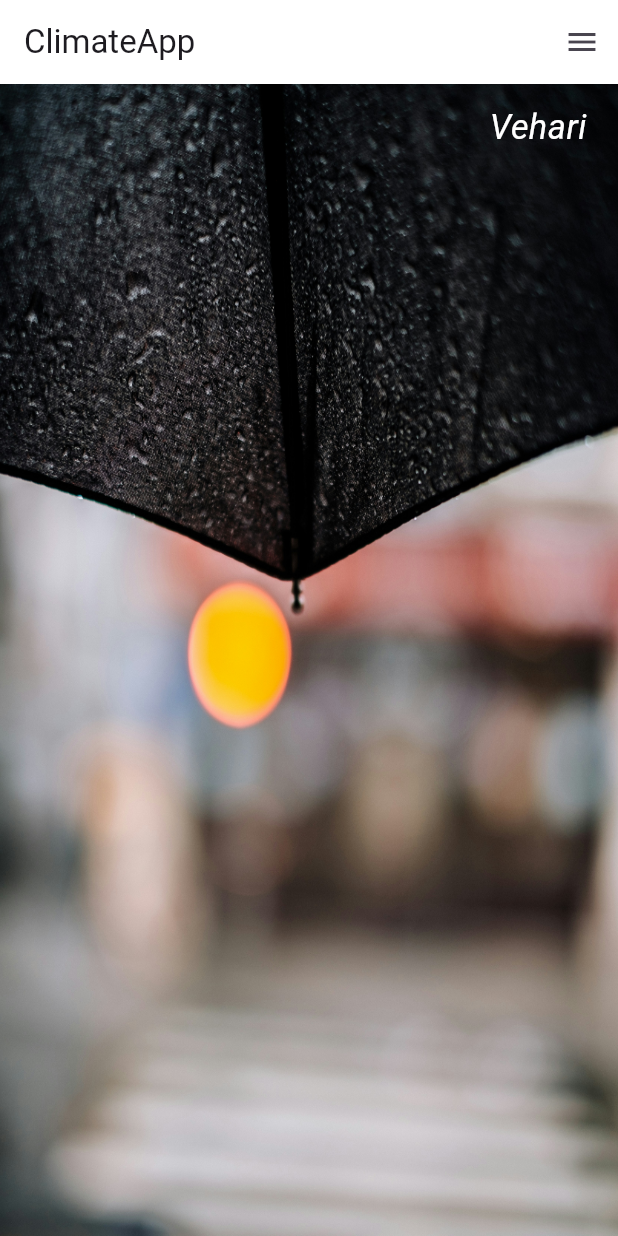
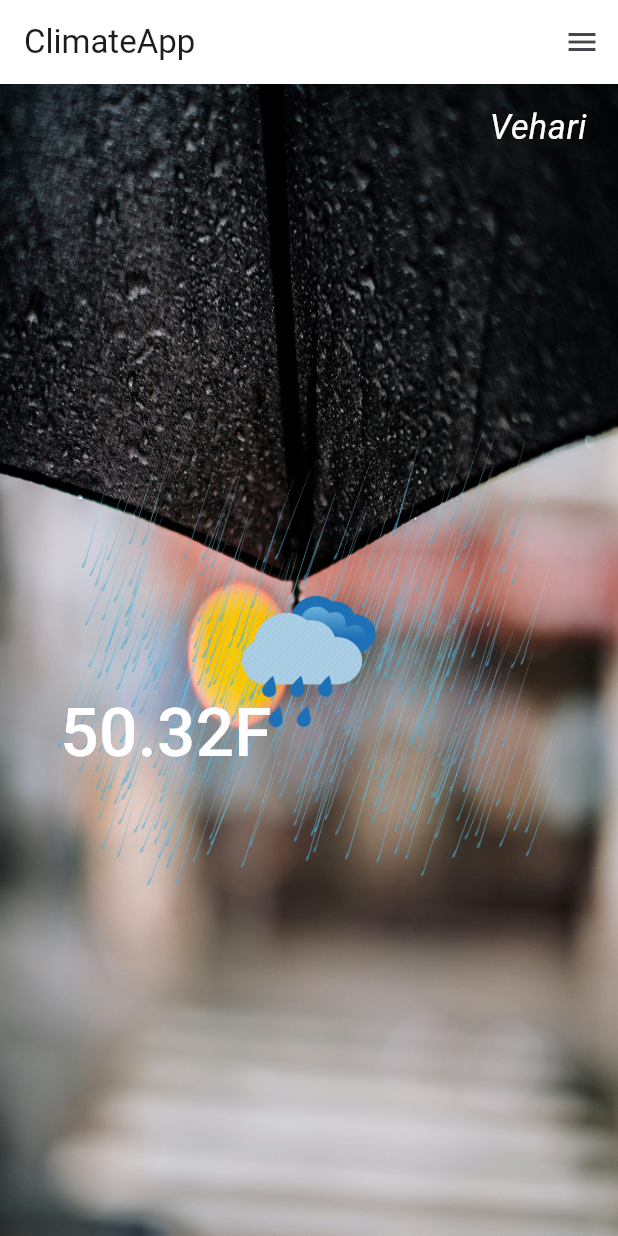
Before and after one commit to mabdula2004/Weather-App, a Flutter app: the screen it shows after launch, on a phone screen of 412 x 824 dp. Run offline on Flutter 3.47's test engine with Material 3 defaults, Android fonts, the phone set to English and light mode, and no system bars.

Commit message:
Weather App Part 5 | Add Icon widget in stack

```diff
--- a/lib/ui/ClimateFlile.dart
+++ b/lib/ui/ClimateFlile.dart
@@ -37,6 +37,24 @@ class _ClimateState extends State<Climate> {
             style: cityStyle(),
             ),
           ),
+          Center(
+            child: Image.asset('images/light_rain1.png',
+            height:300 ,
+            width: 400,
+            ),
+          ),
+          Center(
+            child: Image.asset('images/light_rain.png',
+              height:200 ,
+              width: 100,
+            ),
+          ),
+          Container(
+            margin: EdgeInsets.fromLTRB(40, 400, 0.0,0.0),
+            child: Text('50.32F',
+            style: temStyle(),
+            ),
+          ),
         ],
       ),
     );
@@ -51,3 +69,13 @@ TextStyle cityStyle(){
     fontStyle: FontStyle.italic,
   );
 }
+
+
+TextStyle temStyle(){
+  return TextStyle(
+    color: Colors.white,
+    fontWeight: FontWeight.w500,
+    fontSize: 45,
+    fontStyle: FontStyle.normal,
+  );
+}
--- a/pubspec.yaml
+++ b/pubspec.yaml
@@ -64,6 +64,7 @@ flutter:
      - images/rain_road.jpg
      - images/light_rain.png
      - images/snow_road.png
+     - images/light_rain1.png
 
   # assets:
   #   - images/a_dot_burr.jpeg
```
Also changed, not shown: images/light_rain1.png (added).
